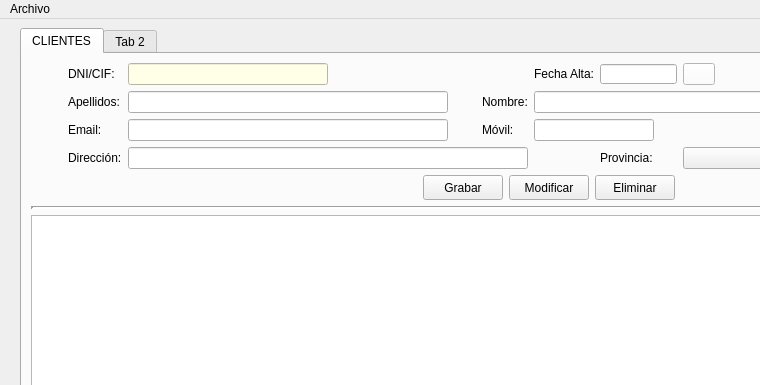
First picture: the form in templates/venPrincipal.ui, repository EvanSilva/ProyectoDI-2, before the edit; both pictures show x 0 to 760 and y 0 to 385 of the 1097 by 812 pixel window.
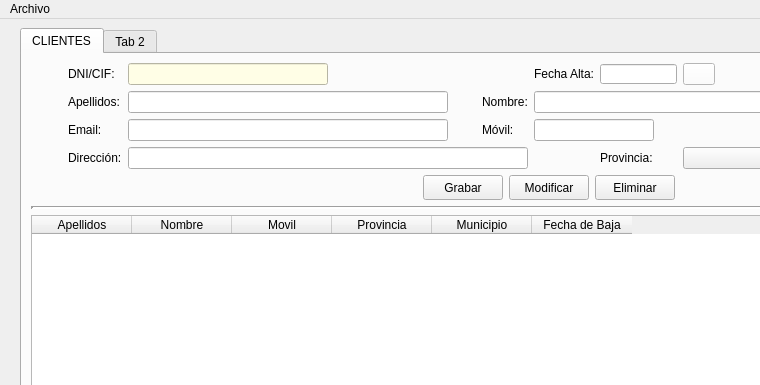
Second picture: the form after the edit. Icons and pictures are not drawn.

What changed in the file:
```diff
--- a/templates/venPrincipal.ui
+++ b/templates/venPrincipal.ui
@@ -654,6 +654,42 @@
           <property name="autoFillBackground">
            <bool>true</bool>
           </property>
+          <property name="selectionBehavior">
+           <enum>QAbstractItemView::SelectRows</enum>
+          </property>
+          <attribute name="verticalHeaderVisible">
+           <bool>false</bool>
+          </attribute>
+          <column>
+           <property name="text">
+            <string>Apellidos</string>
+           </property>
+          </column>
+          <column>
+           <property name="text">
+            <string>Nombre</string>
+           </property>
+          </column>
+          <column>
+           <property name="text">
+            <string>Movil</string>
+           </property>
+          </column>
+          <column>
+           <property name="text">
+            <string>Provincia</string>
+           </property>
+          </column>
+          <column>
+           <property name="text">
+            <string>Municipio</string>
+           </property>
+          </column>
+          <column>
+           <property name="text">
+            <string>Fecha de Baja</string>
+           </property>
+          </column>
          </widget>
         </item>
        </layout>
```
